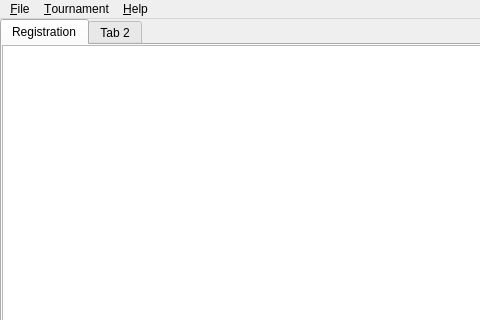
The window that MainWindow.ui (LeStahL/qFES) describes before a commit, drawn with Qt 5; both pictures show x 0 to 480 and y 0 to 320 of the 800 by 600 pixel window.
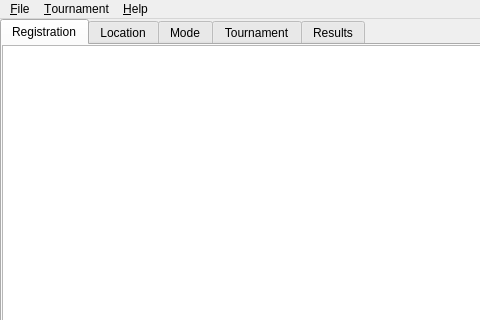
The same window after the commit. The open tabs and pages were chosen to show the change.

Commit message:
Added registration list class. Also some modifications to the ui; new todo file with nice features.
	modified:   ../CMakeLists.txt
	modified:   ../MainWindow.ui
	modified:   ../RegistrationEntry.h
	new file:   ../RegistrationList.cpp
	new file:   ../RegistrationList.h
	new file:   ../TODO

```diff
--- a/MainWindow.ui
+++ b/MainWindow.ui
@@ -54,9 +54,24 @@
         </item>
        </layout>
       </widget>
+      <widget class="QWidget" name="tab_5">
+       <attribute name="title">
+        <string>Location</string>
+       </attribute>
+      </widget>
       <widget class="QWidget" name="tab_2">
        <attribute name="title">
-        <string>Tab 2</string>
+        <string>Mode</string>
+       </attribute>
+      </widget>
+      <widget class="QWidget" name="tab_3">
+       <attribute name="title">
+        <string>Tournament</string>
+       </attribute>
+      </widget>
+      <widget class="QWidget" name="tab_4">
+       <attribute name="title">
+        <string>Results</string>
        </attribute>
       </widget>
      </widget>
```
Left out of the diff: 2 changed lines with no effect on the pictures. The commit also changes 4 other files.
